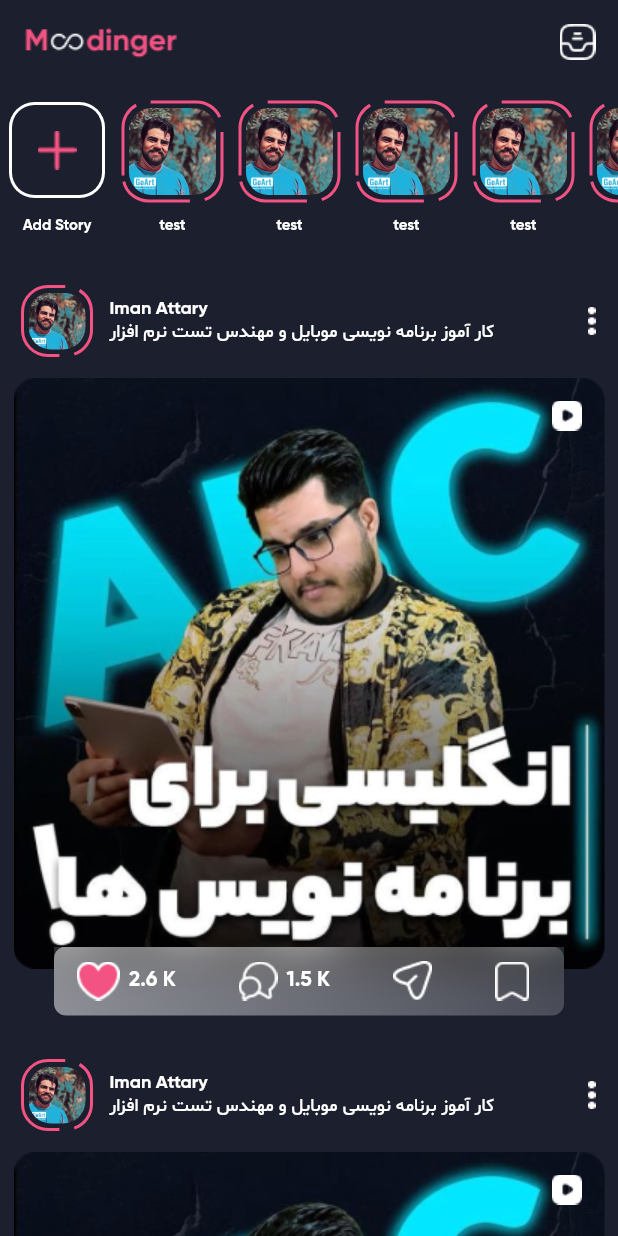
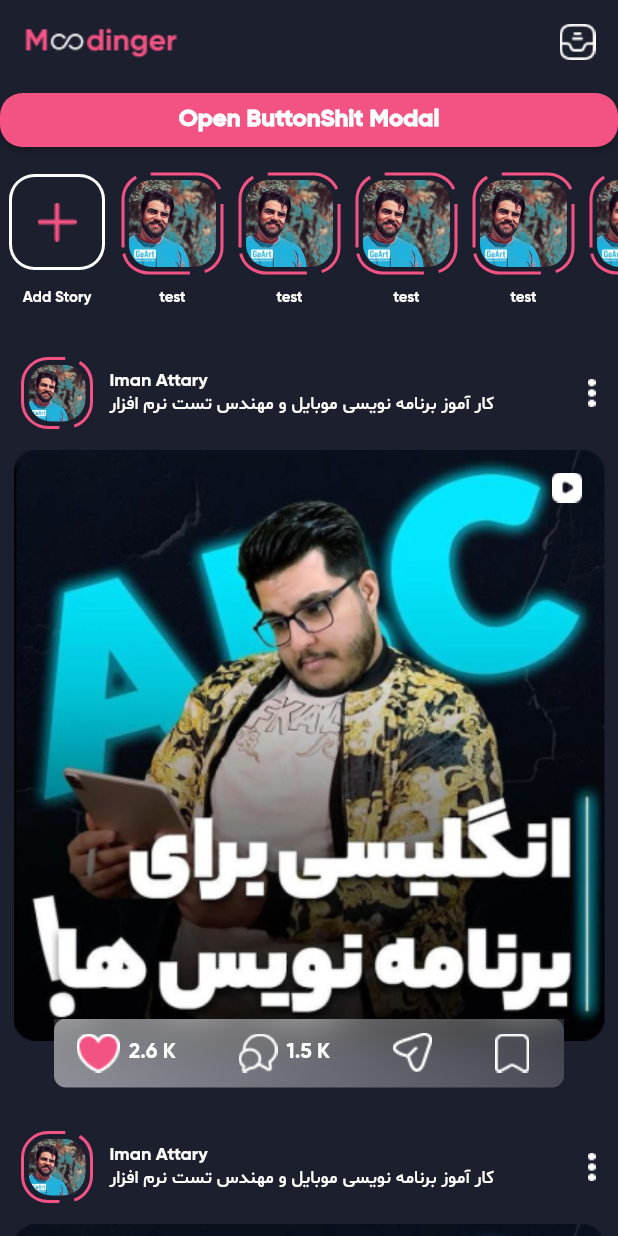
Before and after one commit to ImanAtary/instagram_project, a Flutter app: the screen it shows after launch, on a phone screen of 412 x 824 dp. Run offline on Flutter 3.47's test engine with Material 3 defaults, Android fonts, the phone set to English and light mode, and no system bars; drawn by our look-alikes of dotted_border.

Commit message:
new change about buttomsheet

```diff
--- a/lib/screens/home_screen.dart
+++ b/lib/screens/home_screen.dart
@@ -2,6 +2,7 @@ import 'dart:ui';
 
 import 'package:flutter/material.dart';
 import 'package:dotted_border/dotted_border.dart';
+import 'package:implement_instagram/screens/share_BottomSheet.dart';
 
 class HomeScreen extends StatelessWidget {
   const HomeScreen({super.key});
@@ -26,33 +27,43 @@ class HomeScreen extends StatelessWidget {
         ],
       ),
       body: SafeArea(
-        child: SingleChildScrollView(
-          child: Column(
-            children: [
-              SizedBox(
-                height: 120,
-                child: ListView.builder(
-                  scrollDirection: Axis.horizontal,
-                  itemCount: 9,
-                  itemBuilder: (context, index) {
-                    return index == 0 ? _getAddStoryBox() : _getStroyBox();
+        child: CustomScrollView(
+          slivers: [
+            SliverToBoxAdapter(
+              child: ElevatedButton(
+                onPressed: () {
+                  showModalBottomSheet(
+                    barrierColor: Colors.transparent,
+                    backgroundColor: Colors.transparent,
+                    isScrollControlled: true,
+                    context: context,
+                    builder: (BuildContext context) {
+                      return Padding(
+                        padding: EdgeInsets.only(
+                            bottom: MediaQuery.of(context).viewInsets.bottom),
+                        child: DraggableScrollableSheet(
+                          initialChildSize: 0.4,
+                          minChildSize: 0.2,
+                          maxChildSize: 0.7,
+                          builder: (context, controler) {
+                            return BottomSheetPage(
+                              controller: controler,
+                            );
                           },
                         ),
-              ),
-              _getStoryPost()
-            ],
+                      );
+                    },
+                  );
+                },
+                child: Text('Open ButtonShit Modal'),
               ),
             ),
+            SliverToBoxAdapter(
+              child: _getStoryList(),
             ),
-    );
-  }
-
-  Widget _getStoryPost() {
-    return ListView.builder(
-      physics: NeverScrollableScrollPhysics(),
-      shrinkWrap: true,
-      itemCount: 10,
-      itemBuilder: (context, index) {
+            SliverList(
+              delegate: SliverChildBuilderDelegate(
+                (context, index) {
                   return Column(
                     children: [
                       _getHeaderPost(),
@@ -60,8 +71,42 @@ class HomeScreen extends StatelessWidget {
                     ],
                   );
                 },
+                childCount: 4,
+              ),
+            ),
+          ],
+        ),
+      ),
     );
   }
+
+  Widget _getStoryList() {
+    return Container(
+      height: 120,
+      child: ListView.builder(
+        scrollDirection: Axis.horizontal,
+        itemCount: 10,
+        itemBuilder: (context, index) {
+          return index == 0 ? _getAddStoryBox() : _getStroyBox();
+        },
+      ),
+    );
+  }
+  // Widget _getStoryPost() {
+  //   return ListView.builder(
+  //     physics: NeverScrollableScrollPhysics(),
+  //     shrinkWrap: true,
+  //     itemCount: 10,
+  //     itemBuilder: (context, index) {
+  //       return Column(
+  //         children: [
+  //           _getHeaderPost(),
+  //           _getPost(),
+  //         ],
+  //       );
+  //     },
+  //   );
+  // }
 
   Widget _getPost() {
     return Container(
```
Also changed, not shown: lib/screens/share_bottomsheet.dart (added, +131 -0 lines), images/icon_search.png (added), images/icon_share_bottomsheet.png (added). Lines whose indentation alone changed are shown as unchanged.
